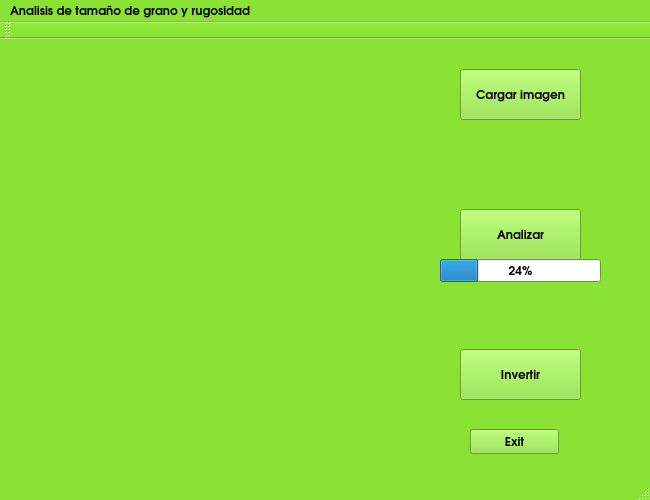
Equipazo/Renio-y-boro, file interfaz.ui: the form before one commit.
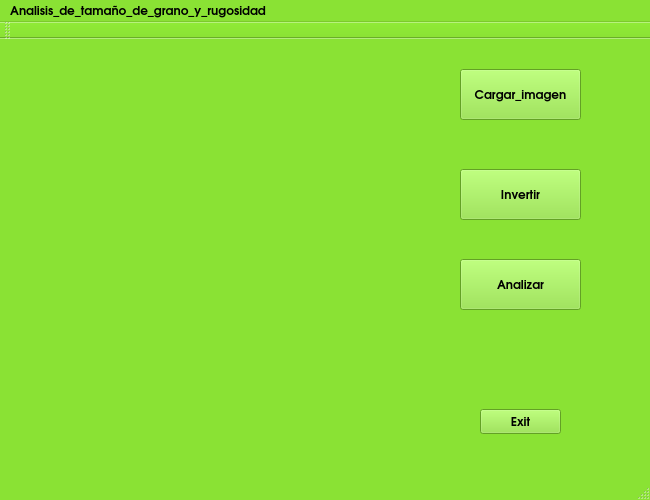
The form after the commit.

```diff
--- a/interfaz.ui
+++ b/interfaz.ui
@@ -446,27 +446,14 @@
      </rect>
     </property>
     <property name="text">
-     <string>Cargar imagen</string>
+     <string>Cargar_imagen</string>
     </property>
    </widget>
    <widget class="QPushButton" name="pushButton_2">
     <property name="geometry">
      <rect>
       <x>460</x>
-      <y>170</y>
-      <width>121</width>
-      <height>51</height>
-     </rect>
-    </property>
-    <property name="text">
-     <string>Analizar</string>
-    </property>
-   </widget>
-   <widget class="QPushButton" name="pushButton_3">
-    <property name="geometry">
-     <rect>
-      <x>460</x>
-      <y>310</y>
+      <y>130</y>
       <width>121</width>
       <height>51</height>
      </rect>
@@ -475,13 +462,26 @@
      <string>Invertir</string>
     </property>
    </widget>
+   <widget class="QPushButton" name="pushButton_3">
+    <property name="geometry">
+     <rect>
+      <x>460</x>
+      <y>220</y>
+      <width>121</width>
+      <height>51</height>
+     </rect>
+    </property>
+    <property name="text">
+     <string>Analizar</string>
+    </property>
+   </widget>
    <widget class="QLabel" name="label">
     <property name="geometry">
      <rect>
-      <x>20</x>
+      <x>60</x>
       <y>10</y>
-      <width>391</width>
-      <height>401</height>
+      <width>291</width>
+      <height>211</height>
      </rect>
     </property>
     <property name="text">
@@ -491,9 +491,9 @@
    <widget class="QPushButton" name="pushButton_4">
     <property name="geometry">
      <rect>
-      <x>470</x>
-      <y>390</y>
-      <width>89</width>
+      <x>480</x>
+      <y>370</y>
+      <width>81</width>
       <height>25</height>
      </rect>
     </property>
@@ -501,19 +501,6 @@
      <string>Exit</string>
     </property>
    </widget>
-   <widget class="QProgressBar" name="progressBar">
-    <property name="geometry">
-     <rect>
-      <x>440</x>
-      <y>220</y>
-      <width>161</width>
-      <height>23</height>
-     </rect>
-    </property>
-    <property name="value">
-     <number>24</number>
-    </property>
-   </widget>
   </widget>
   <widget class="QMenuBar" name="menuBar">
    <property name="geometry">
@@ -526,7 +513,7 @@
    </property>
    <widget class="QMenu" name="menuAnalisis_de_tama_o_de_grano_y_rugosidad">
     <property name="title">
-     <string>Analisis de tamaño de grano y rugosidad</string>
+     <string>Analisis_de_tamaño_de_grano_y_rugosidad</string>
     </property>
    </widget>
    <addaction name="menuAnalisis_de_tama_o_de_grano_y_rugosidad"/>
```
Left out of the diff: 31 changed lines with no effect on the pictures.
